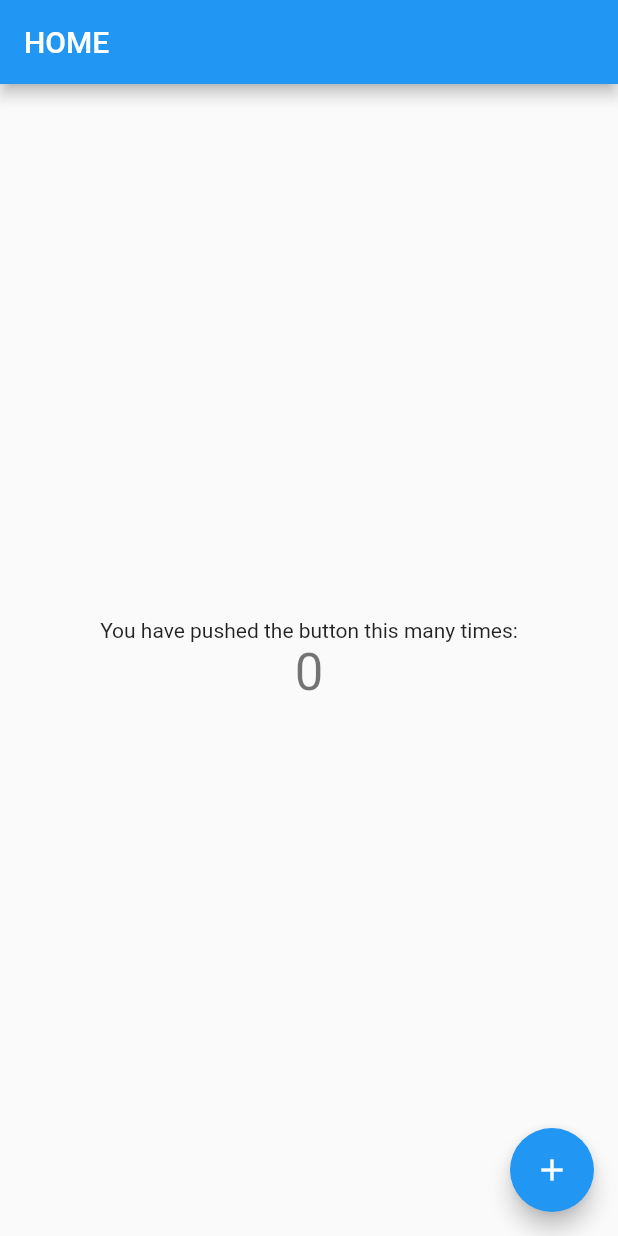
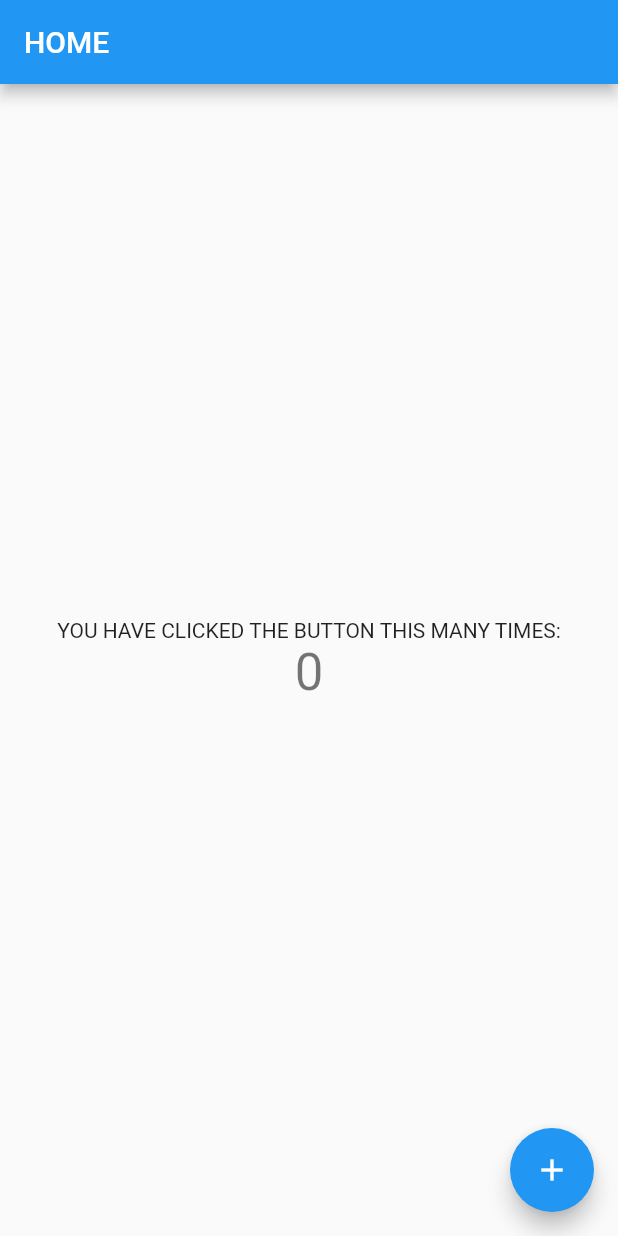
Before and after one commit to luotaoyeah/learning-flutter, a Flutter app: the screen it shows after launch, on a phone screen of 412 x 824 dp. Run offline on Flutter 3.47's test engine with Material 2 defaults, Android fonts, the phone set to English and light mode, and no system bars.

Commit message:
chore: update README.md

```diff
--- a/lib/main.dart
+++ b/lib/main.dart
@@ -92,7 +92,7 @@ class _MyHomePageState extends State<MyHomePage> {
           mainAxisAlignment: MainAxisAlignment.center,
           children: <Widget>[
             Text(
-              'You have pushed the button this many times:',
+              'YOU HAVE CLICKED THE BUTTON THIS MANY TIMES:',
             ),
             Text(
               '$_counter',
```
Also changed, not shown: 1 other file.
